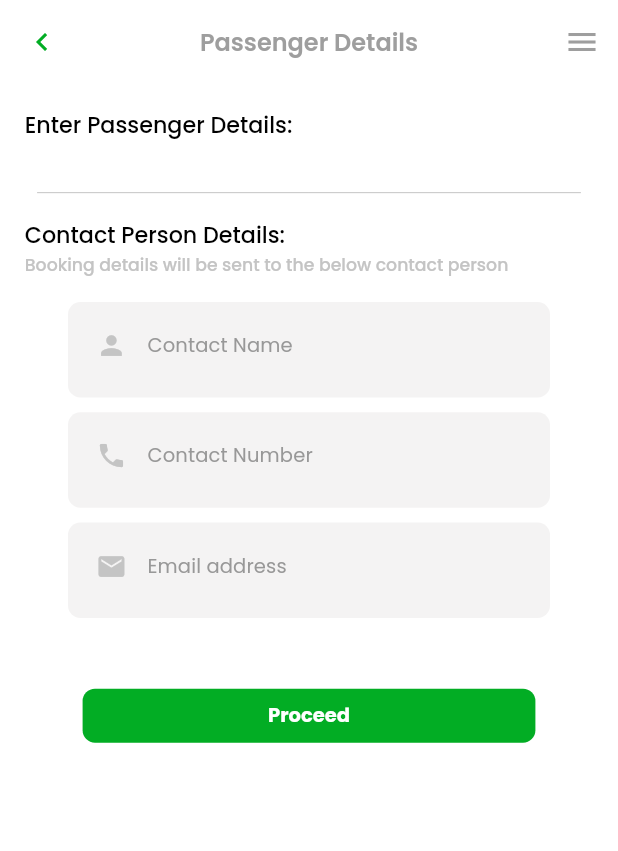
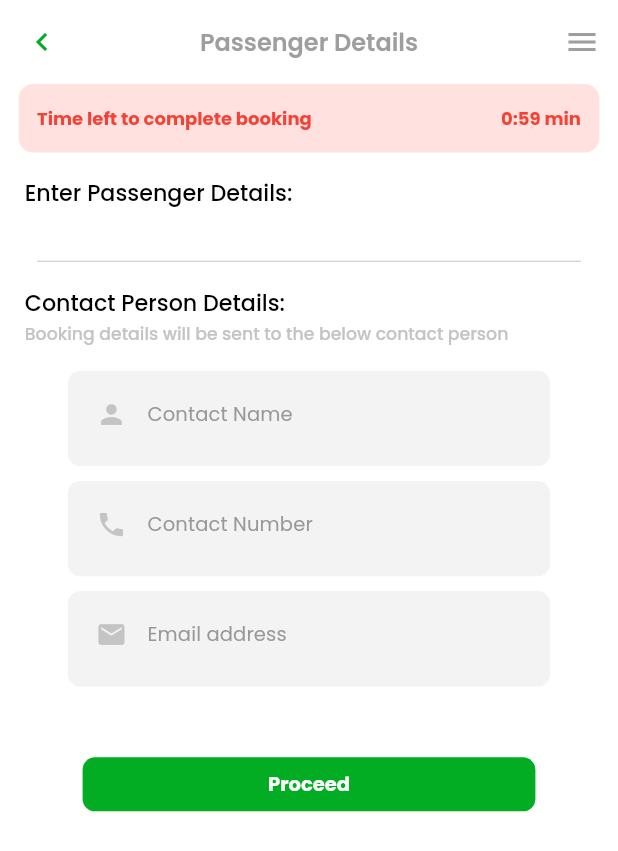
Before and after one commit to sadiksha1000/YAATRA_CLIENT, a Flutter app: the ReservationScreen screen opened by its route, on a phone screen of 412 x 824 dp. Shown: the top 851 px of the screen. Run offline on Flutter 3.47's test engine with Material 2 defaults, Android fonts, the phone set to English and light mode, and no system bars; our stand-ins replace bloc, dartz, dotted_border, dotted_line, equatable, flutter_bloc and 6 more; missing offline and left inert: data_connection_checker_nulls, khalti_flutter.

Commit message:
fixed bugs

```diff
--- a/lib/core/server/server.dart
+++ b/lib/core/server/server.dart
@@ -1,2 +1,3 @@
 const String serverUrl = 'https://yaatra-api.herokuapp.com';
 // const String serverUrl = 'http://10.0.2.2:3001';
+// const String serverUrl = 'http://192.168.1.76:3001';
--- a/lib/features/authentication/presentation/screens/otp_verification_screen.dart
+++ b/lib/features/authentication/presentation/screens/otp_verification_screen.dart
@@ -111,7 +111,8 @@ class OTPVerificationScreen extends StatelessWidget {
                     stream: _registerCubit.isOTPValid,
                     builder: (context, snapshot) {
                       return CustomButton(
-                          padding1: EdgeInsets.symmetric(horizontal: size(context).width*0.04),
+                        padding1: EdgeInsets.symmetric(
+                            horizontal: size(context).width * 0.04),
                         onPressed: () {
                           bool isVerified = _registerCubit.otpVerified();
                           if (isVerified) {
--- a/lib/features/passenger/booking/presentation/cubit/booking_session_state.dart
+++ b/lib/features/passenger/booking/presentation/cubit/booking_session_state.dart
@@ -3,18 +3,21 @@ part of 'booking_session_cubit.dart';
 class BookingSessionState extends Equatable {
   final BookingSessionSuccessModel bookingSuccessSession;
   final BookingSessionFailureModel bookingFailureSession;
+  final int timeOutInSeconds;
 
   final Status sessionStatus;
   const BookingSessionState({
     required this.sessionStatus,
     required this.bookingFailureSession,
     required this.bookingSuccessSession,
+    required this.timeOutInSeconds,
   });
 
   factory BookingSessionState.initial() => BookingSessionState(
         sessionStatus: Status.initial,
         bookingFailureSession: BookingSessionFailureModel.empty,
         bookingSuccessSession: BookingSessionSuccessModel.empty,
+        timeOutInSeconds: 0,
       );
 
   @override
@@ -22,6 +25,7 @@ class BookingSessionState extends Equatable {
         bookingFailureSession,
         bookingSuccessSession,
         sessionStatus,
+        timeOutInSeconds,
       ];
 
   // copy with
@@ -29,6 +33,7 @@ class BookingSessionState extends Equatable {
     BookingSessionSuccessModel? bookingSuccessSession,
     BookingSessionFailureModel? bookingFailureSession,
     Status? sessionStatus,
+    int? timeOutInSeconds,
   }) {
     return BookingSessionState(
       sessionStatus: sessionStatus ?? this.sessionStatus,
@@ -36,6 +41,7 @@ class BookingSessionState extends Equatable {
           bookingFailureSession ?? this.bookingFailureSession,
       bookingSuccessSession:
           bookingSuccessSession ?? this.bookingSuccessSession,
+      timeOutInSeconds: timeOutInSeconds ?? this.timeOutInSeconds,
     );
   }
 }
--- a/lib/features/trips/presentation/screen/reservation_screen.dart
+++ b/lib/features/trips/presentation/screen/reservation_screen.dart
@@ -11,6 +11,7 @@ import '../../../../core/widgets/custom_button2_widget.dart';
 import '../../../../core/widgets/custom_textformfield_widget.dart';
 import '../../../../core/widgets/passenger_detail_textformfield.dart';
 import '../../../passenger/booking/presentation/cubit/booking_cubit.dart';
+import '../widgets/booking_session_timer_widget.dart';
 import 'proceed_to_pay_screen.dart';
 
 class ReservationScreen extends StatefulWidget {
@@ -52,6 +53,7 @@ class _ReservationScreenState extends State<ReservationScreen> {
           shrinkWrap: true,
           physics: NeverScrollableScrollPhysics(parent: _scrollPhysics),
           children: [
+            BookingSessionTimerWidget(),
             Container(
               margin: EdgeInsets.all(size(context).width * 0.04),
               child: ListView(
@@ -204,6 +206,8 @@ class _ReservationScreenState extends State<ReservationScreen> {
     );
   }
 }
+
+
 
 class PassengerDetailsWidget extends StatelessWidget {
   final Function onChangedName;
--- /dev/null
+++ b/lib/features/trips/presentation/widgets/booking_session_timer_widget.dart
@@ -0,0 +1,78 @@
+import 'dart:async';
+
+import 'package:flutter/material.dart';
+import 'package:flutter_bloc/flutter_bloc.dart';
+import 'package:yaatra_client/core/config/size.dart';
+import 'package:yaatra_client/features/passenger/booking/presentation/cubit/booking_session_cubit.dart';
+
+class BookingSessionTimerWidget extends StatefulWidget {
+  @override
+  _BookingSessionTimerWidgetState createState() =>
+      _BookingSessionTimerWidgetState();
+}
+
+class _BookingSessionTimerWidgetState extends State<BookingSessionTimerWidget> {
+  int timeCounter = 0;
+
+  String get _timerText => '$timeCounter s';
+  String get _minText => '${timeCounter ~/ 60}';
+  String get _secText => '${timeCounter % 60}';
+
+  @override
+  void initState() {
+    super.initState();
+    timeCounter = context.read<BookingSessionCubit>().state.timeOutInSeconds;
+    _timerUpdate();
+  }
+
+  _timerUpdate() {
+    Timer(const Duration(seconds: 1), () async {
+      setState(() {
+        timeCounter--;
+      });
+      if (timeCounter != 0) {
+        context.read<BookingSessionCubit>().decreaseTimerCount();
+        _timerUpdate();
+      } else {
+        context.read<BookingSessionCubit>().resetSession(context);
+      }
+    });
+  }
+
+  Widget _buildChild() {
+    TextStyle? activeTextStyle;
+
+    return Container(
+      padding: EdgeInsets.all(size(context).width * 0.03),
+      margin: EdgeInsets.symmetric(horizontal: size(context).width * 0.03),
+      decoration: BoxDecoration(
+        borderRadius: BorderRadius.circular(10),
+        color: Color.fromARGB(255, 255, 226, 224),
+      ),
+      child: Row(
+        mainAxisAlignment: MainAxisAlignment.spaceBetween,
+        children: [
+          Text(
+            "Time left to complete booking",
+            style: Theme.of(context).textTheme.bodyText1?.copyWith(
+                  color: Theme.of(context).colorScheme.error,
+                  fontWeight: FontWeight.bold,
+                ),
+          ),
+          Text(
+            _minText + ':' + _secText + " min",
+            style: Theme.of(context).textTheme.bodyText1?.copyWith(
+                  color: Theme.of(context).colorScheme.error,
+                  fontWeight: FontWeight.bold,
+                ),
+          ),
+        ],
+      ),
+    );
+  }
+
+  @override
+  Widget build(BuildContext context) {
+    return _buildChild();
+  }
+}
--- a/lib/main.dart
+++ b/lib/main.dart
@@ -20,6 +20,7 @@ import 'package:yaatra_client/features/authentication/presentation/blocs/cubit/a
 import 'package:yaatra_client/features/passenger/booking/data/datasources/booking_remote_datasource.dart';
 import 'package:yaatra_client/features/passenger/booking/domain/repositories/booking_repository.dart';
 import 'package:yaatra_client/features/passenger/booking/domain/usecases/check_seat_availability_usecase.dart';
+import 'package:yaatra_client/features/passenger/booking/domain/usecases/create_booking_usecase.dart';
 import 'package:yaatra_client/features/passenger/booking/presentation/cubit/booking_cubit.dart';
 import 'package:yaatra_client/features/passenger/booking/presentation/cubit/booking_session_cubit.dart';
 import 'package:yaatra_client/features/passenger/profile/data/datasources/passenger_profile_remote_datasourse.dart';
@@ -147,6 +148,8 @@ void main() async {
     FetchTripsUseCase fetchTripUseCase = FetchTripsUseCase(tripRepository);
     FetchTripByIdUseCase fetchTripByIdUseCase =
         FetchTripByIdUseCase(tripRepository);
+    CreateBookingUseCase createBookingUseCase =
+        CreateBookingUseCase(bookingRepository);
     FetchBookingsUseCase fetchBookingsUseCase =
         FetchBookingsUseCase(fetchTicketRepository);
     RefreshCurrentUserUseCase refreshCurrentUserUseCase =
@@ -214,6 +217,7 @@ void main() async {
 
     BookingCubit bookingCubit = BookingCubit(
       fetchTripById: fetchTripByIdUseCase,
+      createBooking: createBookingUseCase,
     );
 
     BookingSessionCubit bookingSessionCubit = BookingSessionCubit(
```
Also changed, not shown: lib/core/widgets/countdown_timer_widget.dart (added, +87 -0 lines), lib/features/passenger/booking/data/datasources/booking_remote_datasource.dart (+49 -0 lines), lib/features/passenger/booking/data/repositories/booking_repository_impl.dart (+32 -0 lines), lib/features/passenger/booking/domain/repositories/booking_repository.dart (+13 -0 lines), lib/features/passenger/booking/domain/usecases/create_booking_usecase.dart (added, +28 -0 lines), lib/features/passenger/booking/presentation/cubit/booking_cubit.dart (+48 -11 lines), lib/features/passenger/booking/presentation/cubit/booking_session_cubit.dart (+29 -1 lines), lib/features/trips/presentation/screen/proceed_to_pay_screen.dart (+28 -9 lines), lib/features/trips/presentation/screen/seat_select_screen.dart (+18 -9 lines), 1 other file.
